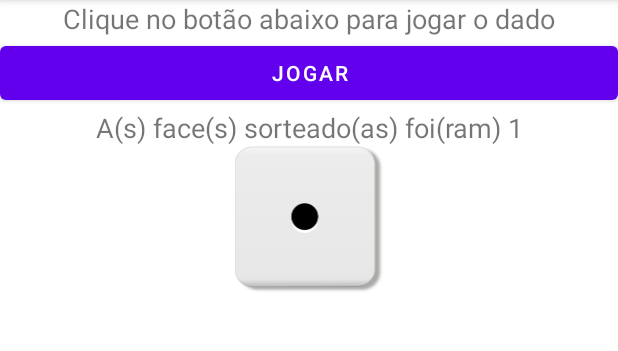
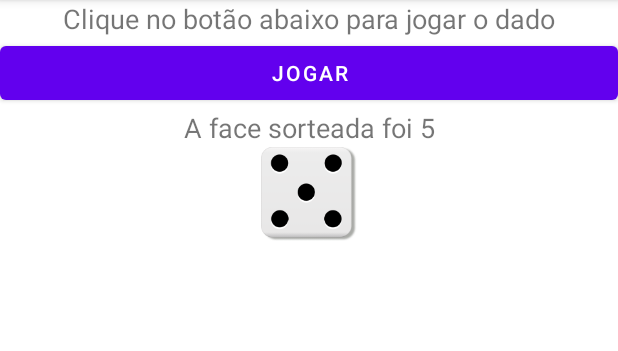
Before and after one commit to IngridCoutoVaz/Dados, an Android app: the screen it shows after launch (MainActivity), after a tap on "JOGAR", on a phone screen of 412 x 824 dp, the part 84-435 px from its top. Run offline under Robolectric (Android 15) with nearby library versions, the phone set to English and light mode, and no system bars.

Commit message:
Alterações segundo dado

```diff
--- a/app/src/main/java/br/edu/ifsp/scl/pdm/dados/MainActivity.kt
+++ b/app/src/main/java/br/edu/ifsp/scl/pdm/dados/MainActivity.kt
@@ -5,32 +5,107 @@ import androidx.appcompat.app.AppCompatActivity
 import android.os.Bundle
 import android.view.Menu
 import android.view.MenuItem
+import android.view.View.GONE
+import android.view.View.VISIBLE
 import androidx.activity.result.ActivityResultLauncher
 import androidx.activity.result.contract.ActivityResultContracts
 import br.edu.ifsp.scl.pdm.dados.databinding.ActivityMainBinding
-import java.util.*
+import kotlin.random.Random
+import kotlin.random.nextInt
+import kotlin.random.nextUInt
 
 class MainActivity : AppCompatActivity() {
-    private lateinit var activivityMainBinding: ActivityMainBinding
+    private lateinit var activityMainBinding: ActivityMainBinding
     private lateinit var geradorRandomico: Random
+    //Variável auxiliar
+    private var auxConfig: Configuracao = Configuracao()
 
-    private  lateinit var settingsActivityLauncher: ActivityResultLauncher <Intent>
+    private lateinit var settingsActivityLauncher: ActivityResultLauncher<Intent>
 
     override fun onCreate(savedInstanceState: Bundle?) {
         super.onCreate(savedInstanceState)
 
-        activivityMainBinding = ActivityMainBinding.inflate(layoutInflater)
-        setContentView(activivityMainBinding.root)
+        activityMainBinding = ActivityMainBinding.inflate(layoutInflater)
+        setContentView(activityMainBinding.root)
 
         geradorRandomico = Random(System.currentTimeMillis())
 
-        activivityMainBinding.jogarDadoBt.setOnClickListener{
-            val resultado: Int = geradorRandomico.nextInt(7)
-            "A(s) face(s) sorteado(as) foi(ram) $resultado".also { activivityMainBinding.resultadoTv.text = it }
-            val nomeImagem = "dice_${resultado}"
-            activivityMainBinding.resultadoIv.setImageResource(
-                resources.getIdentifier(nomeImagem, "mipmap", packageName)
-            )
+        activityMainBinding.jogarDadoBt.setOnClickListener {
+            if (auxConfig.numeroFaces <= 6 && auxConfig.numeroFaces >= 1) {
+                if (auxConfig.numeroDados == 2) { //Sorteio de 2 dados
+                    val resultado: Int = geradorRandomico.nextInt(1..6)
+                    //Tratando o resultado da segunda imagem utilizando a mesma lógica do resultado 1
+                    val resultado2: Int = geradorRandomico.nextInt(1..6)
+
+                    "A(s) face(s) sorteado(as) foi(ram) $resultado e $resultado2".also {
+                        activityMainBinding.resultadoTv.text = it
+                    }
+
+                    val nomeImagem = "dice_${resultado}"
+                    val nomeImagem2 = "dice_${resultado2}"
+
+                    activityMainBinding.resultadoIv.setImageResource(
+                        resources.getIdentifier(nomeImagem, "mipmap", packageName)
+                    )
+                    activityMainBinding.resultadoIv2.setImageResource(
+                        resources.getIdentifier(nomeImagem2, "mipmap", packageName)
+                    )
+                    if (resultado != 0 && resultado2 != 0) {
+                        activityMainBinding.resultadoIv.visibility = VISIBLE
+                        activityMainBinding.resultadoIv2.visibility = VISIBLE
+                    } else {
+                        activityMainBinding.resultadoIv.visibility = GONE
+                        activityMainBinding.resultadoIv2.visibility = GONE
+                    }
+
+                } else {//Caso a escolha for apenas 1 dado, o outro fica invisivel
+                    activityMainBinding.resultadoIv.visibility = VISIBLE
+                    activityMainBinding.resultadoIv2.visibility = GONE
+
+                    val resultado: Int = geradorRandomico.nextInt(1..6)
+                    "A face sorteada foi $resultado".also {
+                        activityMainBinding.resultadoTv.text = it
+                    }
+                    val nomeImagem = "dice_${resultado}"
+                    activityMainBinding.resultadoIv.setImageResource(
+                        resources.getIdentifier(nomeImagem, "mipmap", packageName)
+                    )
+                }
+            }else{
+                if (auxConfig.numeroDados == 2) { //Sorteio de 2 dados
+                    activityMainBinding.resultadoIv.visibility = VISIBLE
+                    activityMainBinding.resultadoIv2.visibility = GONE
+
+                    val resultado: Int = geradorRandomico.nextInt(auxConfig.numeroFaces)
+                    val resultado2: Int = geradorRandomico.nextInt(auxConfig.numeroFaces)
+
+                    "A(s) face(s) sorteado(as) foi(ram) $resultado e $resultado2".also {
+                        activityMainBinding.resultadoTv.text = it
+                    }
+                    val nomeImagem = "dice_${resultado}"
+                    val nomeImagem2 = "dice_${resultado2}"
+
+                    activityMainBinding.resultadoIv.setImageResource(
+                        resources.getIdentifier(nomeImagem, "mipmap", packageName)
+                    )
+
+                    activityMainBinding.resultadoIv.setImageResource(
+                        resources.getIdentifier(nomeImagem2, "mipmap", packageName)
+                    )
+                }else{
+                    activityMainBinding.resultadoIv.visibility = VISIBLE
+                    activityMainBinding.resultadoIv2.visibility = VISIBLE
+
+                    val resultado: Int = geradorRandomico.nextInt(auxConfig.numeroFaces)
+                    "A face sorteada foi $resultado".also {
+                        activityMainBinding.resultadoTv.text = it
+                    }
+                    val nomeImagem = "dice_${resultado}"
+                    activityMainBinding.resultadoIv.setImageResource(
+                        resources.getIdentifier(nomeImagem, "mipmap", packageName)
+                    )
+                }
+            }
         }
 
         settingsActivityLauncher = registerForActivityResult(ActivityResultContracts.StartActivityForResult()) { result ->
@@ -38,8 +113,11 @@ class MainActivity : AppCompatActivity() {
                 //Modificações na View
                 if(result.data != null){
                     val configuracao: Configuracao? = result.data?.getParcelableExtra<Configuracao>(Intent.EXTRA_USER)
+                    if (configuracao != null) {
+                        auxConfig = configuracao
+
+                    }
                 }
-
             }
         }
     }
--- a/app/src/main/res/layout/activity_main.xml
+++ b/app/src/main/res/layout/activity_main.xml
@@ -38,19 +38,20 @@
 
     <ImageView
         android:id="@+id/resultadoIv"
-        android:layout_width="0dp"
-        android:layout_height="wrap_content"
+        android:layout_width="64dp"
+        android:layout_height="64dp"
         app:layout_constraintLeft_toLeftOf="parent"
         app:layout_constraintRight_toRightOf="parent"
         app:layout_constraintTop_toBottomOf="@id/resultadoTv"/>
 
     <ImageView
         android:id="@+id/resultadoIv2"
-        android:layout_width="0dp"
-        android:layout_height="wrap_content"
+        android:layout_width="64dp"
+        android:layout_height="64dp"
+        android:visibility="visible"
         app:layout_constraintLeft_toLeftOf="parent"
         app:layout_constraintRight_toRightOf="parent"
-        app:layout_constraintTop_toBottomOf="@id/resultadoTv"/>
+        app:layout_constraintTop_toBottomOf="@id/resultadoIv"/>
 
 
 </androidx.constraintlayout.widget.ConstraintLayout>
--- a/app/src/main/res/layout/activity_settings.xml
+++ b/app/src/main/res/layout/activity_settings.xml
@@ -28,7 +28,7 @@
         android:id="@+id/numeroFacesTv"
         android:layout_width="0dp"
         android:layout_height="wrap_content"
-        android:text="Entre com o número de dados"
+        android:text="Entre com o número de faces"
         app:layout_constraintLeft_toLeftOf="parent"
         app:layout_constraintRight_toRightOf="parent"
         app:layout_constraintTop_toBottomOf="@id/numeroDadosSp"/>
```
